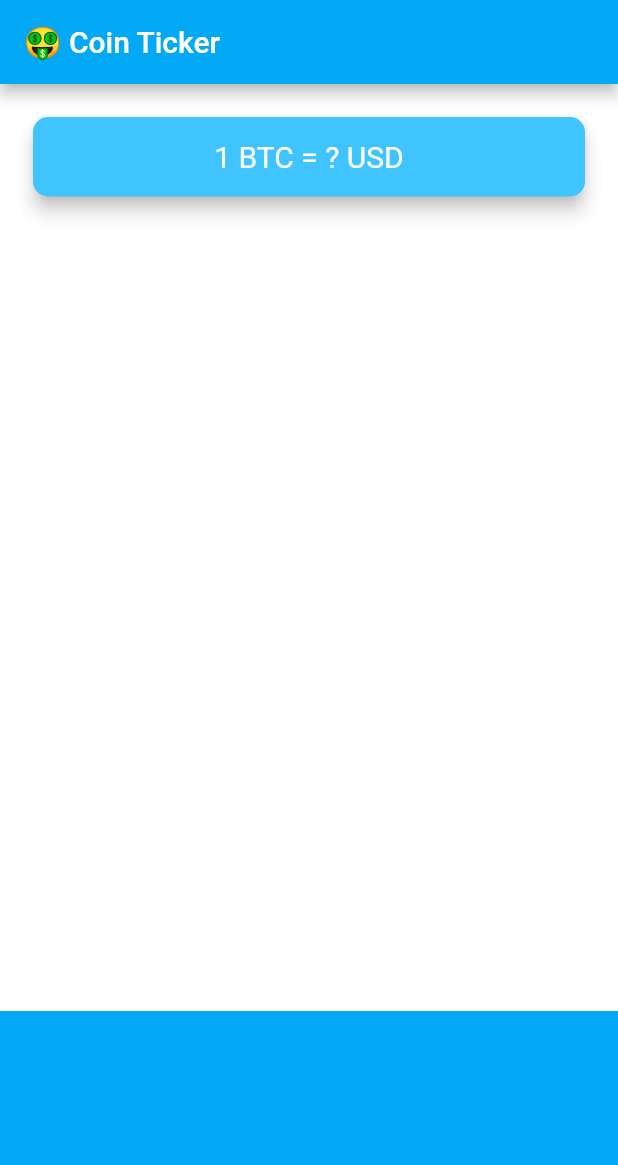
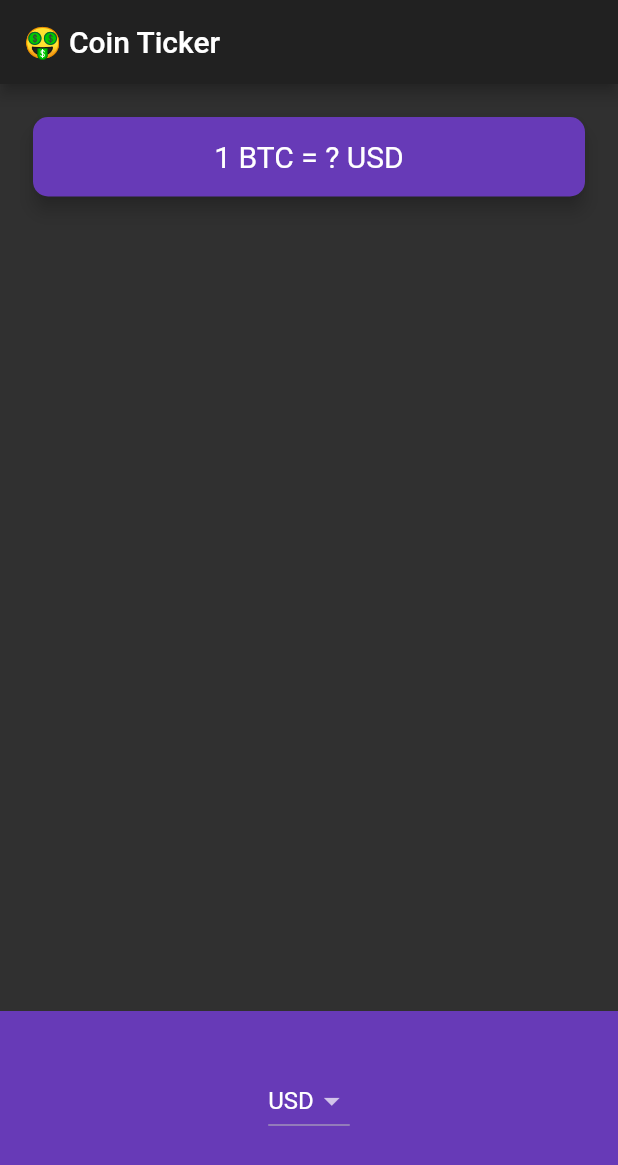
Before and after one commit to Omar-Gebal/flutter_crypto_prices_app, a Flutter app: the screen it shows after launch, on a phone screen of 412 x 824 dp. Shown: the top 1165 px of the screen. Run offline on Flutter 3.47's test engine with Material 2 defaults, Android fonts, the phone set to English and light mode, and no system bars.

Commit message:
dark theme

```diff
--- a/lib/main.dart
+++ b/lib/main.dart
@@ -7,9 +7,8 @@ class MyApp extends StatelessWidget {
   @override
   Widget build(BuildContext context) {
     return MaterialApp(
-      theme: ThemeData.dark().copyWith(
-          primaryColor: Colors.lightBlue,
-          scaffoldBackgroundColor: Colors.white),
+      debugShowCheckedModeBanner: false,
+      theme: ThemeData.dark(),
       home: PriceScreen(),
     );
   }
--- a/lib/price_screen.dart
+++ b/lib/price_screen.dart
@@ -1,4 +1,6 @@
 import 'package:flutter/material.dart';
+
+const mainColor = Colors.deepPurple;
 
 class PriceScreen extends StatefulWidget {
   @override
@@ -6,6 +8,7 @@ class PriceScreen extends StatefulWidget {
 }
 
 class _PriceScreenState extends State<PriceScreen> {
+  String selectedCurrency = 'USD';
   @override
   Widget build(BuildContext context) {
     return Scaffold(
@@ -19,7 +22,7 @@ class _PriceScreenState extends State<PriceScreen> {
           Padding(
             padding: EdgeInsets.fromLTRB(18.0, 18.0, 18.0, 0),
             child: Card(
-              color: Colors.lightBlueAccent,
+              color: mainColor,
               elevation: 5.0,
               shape: RoundedRectangleBorder(
                 borderRadius: BorderRadius.circular(10.0),
@@ -41,8 +44,25 @@ class _PriceScreenState extends State<PriceScreen> {
             height: 150.0,
             alignment: Alignment.center,
             padding: EdgeInsets.only(bottom: 30.0),
-            color: Colors.lightBlue,
-            child: null,
+            color: mainColor,
+            child: DropdownButton<String>(
+              value: selectedCurrency,
+              onChanged: (value) {
+                setState(() {
+                  selectedCurrency = value;
+                });
+              },
+              items: [
+                DropdownMenuItem(
+                  child: Text('USD'),
+                  value: 'USD',
+                ),
+                DropdownMenuItem(
+                  child: Text('EGP'),
+                  value: 'EGP',
+                )
+              ],
+            ),
           ),
         ],
       ),
```
